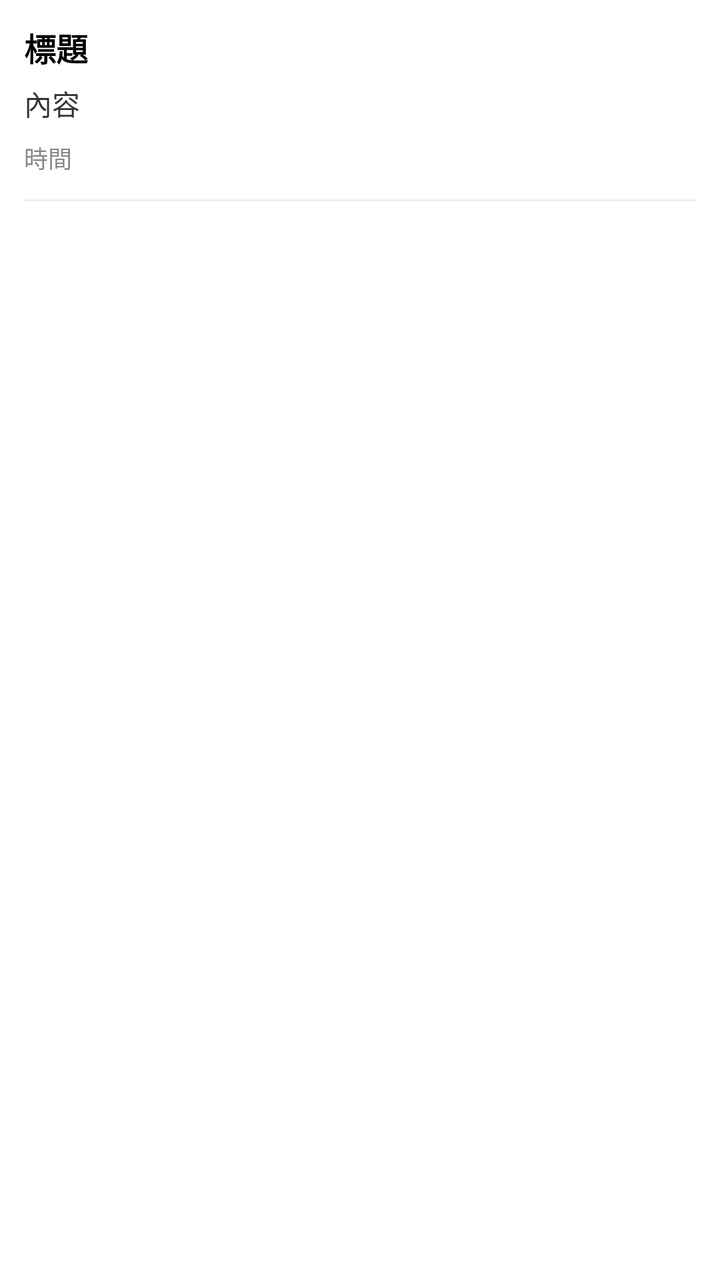
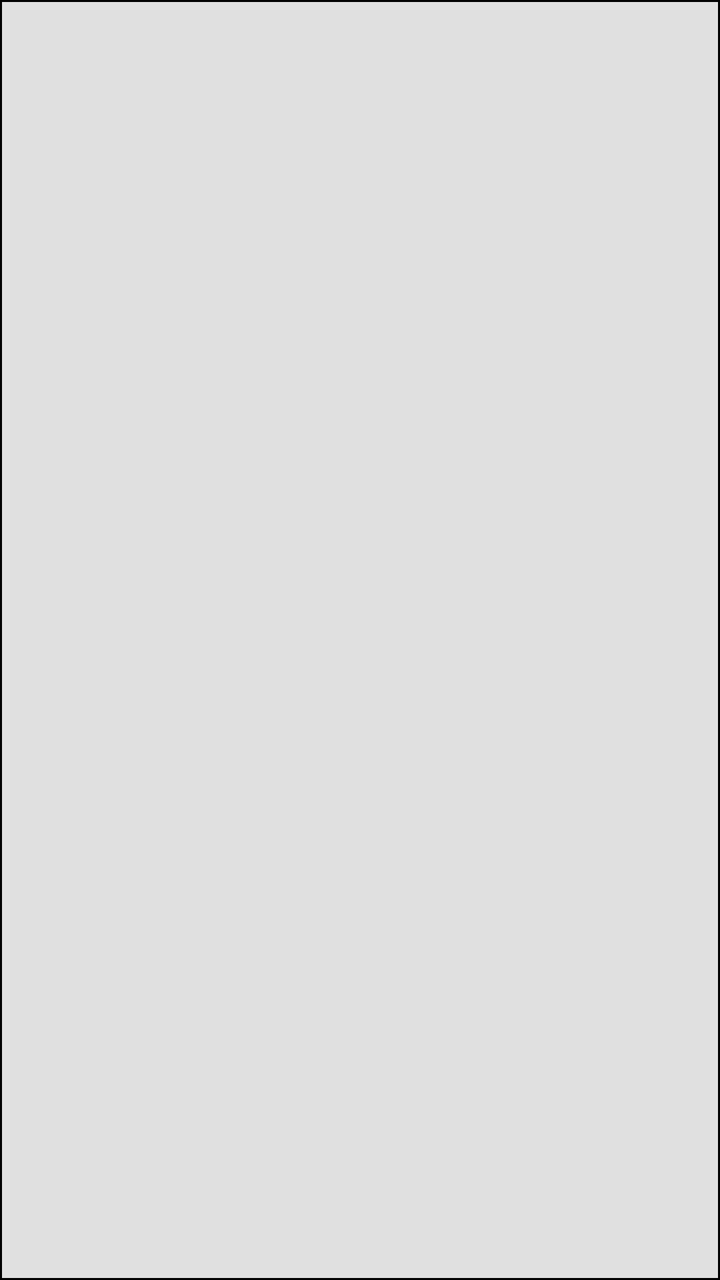

An Android layout rendered at two revisions. The XML below is the earlier revision; the diff shows what the commit changed to produce the second picture.
<!-- AndroidManifest.xml: application theme Theme.A3 -->
<!-- res/layout/item_message.xml -->
<?xml version="1.0" encoding="utf-8"?>
<LinearLayout xmlns:android="http://schemas.android.com/apk/res/android"
    android:layout_width="match_parent"
    android:layout_height="wrap_content"
    android:orientation="vertical"
    android:padding="12dp"
    android:background="#FFFFFF">

    <TextView
        android:id="@+id/tv_item_title"
        android:layout_width="match_parent"
        android:layout_height="wrap_content"
        android:text="標題"
        android:textColor="#000000"
        android:textStyle="bold"
        android:textSize="16sp" />

    <TextView
        android:id="@+id/tv_item_body"
        android:layout_width="match_parent"
        android:layout_height="wrap_content"
        android:layout_marginTop="6dp"
        android:text="內容"
        android:textColor="#333333"
        android:textSize="14sp" />

    <TextView
        android:id="@+id/tv_item_time"
        android:layout_width="match_parent"
        android:layout_height="wrap_content"
        android:layout_marginTop="8dp"
        android:text="時間"
        android:textColor="#888888"
        android:textSize="12sp" />

    <View
        android:layout_width="match_parent"
        android:layout_height="1dp"
        android:layout_marginTop="12dp"
        android:background="#EEEEEE" />

</LinearLayout>
<!-- resources referenced by this layout -->
<resources>
  <style name="Theme.A3" parent="Base.Theme.A3" />
  <style name="Base.Theme.A3" parent="Theme.Material3.DayNight.NoActionBar">
          
          
      </style>
</resources>

<!-- the commit's change to res/layout/item_message.xml (unified diff, before → after) -->
@@ -2,41 +2,49 @@
 <LinearLayout xmlns:android="http://schemas.android.com/apk/res/android"
     android:layout_width="match_parent"
     android:layout_height="wrap_content"
-    android:orientation="vertical"
+    android:orientation="horizontal"
     android:padding="12dp"
-    android:background="#FFFFFF">
+    android:gravity="center_vertical"
+    android:background="@drawable/cell_background">
 
-    <TextView
-        android:id="@+id/tv_item_title"
-        android:layout_width="match_parent"
+    <CheckBox
+        android:id="@+id/cb_message_select"
+        android:layout_width="wrap_content"
         android:layout_height="wrap_content"
-        android:text="標題"
-        android:textColor="#000000"
-        android:textStyle="bold"
-        android:textSize="16sp" />
+        android:layout_marginEnd="8dp"
+        android:clickable="false"
+        android:focusable="false"
+        android:visibility="gone" />
 
-    <TextView
-        android:id="@+id/tv_item_body"
-        android:layout_width="match_parent"
+    <LinearLayout
+        android:layout_width="0dp"
         android:layout_height="wrap_content"
-        android:layout_marginTop="6dp"
-        android:text="內容"
-        android:textColor="#333333"
-        android:textSize="14sp" />
+        android:layout_weight="1"
+        android:orientation="vertical">
 
-    <TextView
-        android:id="@+id/tv_item_time"
-        android:layout_width="match_parent"
-        android:layout_height="wrap_content"
-        android:layout_marginTop="8dp"
-        android:text="時間"
-        android:textColor="#888888"
-        android:textSize="12sp" />
+        <TextView
+            android:id="@+id/tv_item_title"
+            android:layout_width="wrap_content"
+            android:layout_height="wrap_content"
+            android:textColor="#000000"
+            android:textSize="18sp"
+            android:textStyle="bold" />
 
-    <View
-        android:layout_width="match_parent"
-        android:layout_height="1dp"
-        android:layout_marginTop="12dp"
-        android:background="#EEEEEE" />
+        <TextView
+            android:id="@+id/tv_item_body"
+            android:layout_width="wrap_content"
+            android:layout_height="wrap_content"
+            android:layout_marginTop="4dp"
+            android:textColor="#333333"
+            android:textSize="16sp" />
+
+        <TextView
+            android:id="@+id/tv_item_time"
+            android:layout_width="wrap_content"
+            android:layout_height="wrap_content"
+            android:layout_marginTop="8dp"
+            android:textColor="#999999"
+            android:textSize="14sp" />
+    </LinearLayout>
 
 </LinearLayout>
<!-- resource entries referenced after the edit -->
@@ -1,5 +1,12 @@
 <!-- resources referenced by this layout -->
 <resources>
+  <!-- drawable cell_background (drawable) -->
+  <?xml version="1.0" encoding="utf-8"?>
+  <shape xmlns:android="http://schemas.android.com/apk/res/android"
+      android:shape="rectangle">
+      <solid android:color="#E0E0E0"/> 
+      <stroke android:width="1dp" android:color="#000000"/> 
+  </shape>
   <style name="Theme.A3" parent="Base.Theme.A3" />
   <style name="Base.Theme.A3" parent="Theme.Material3.DayNight.NoActionBar">
           
